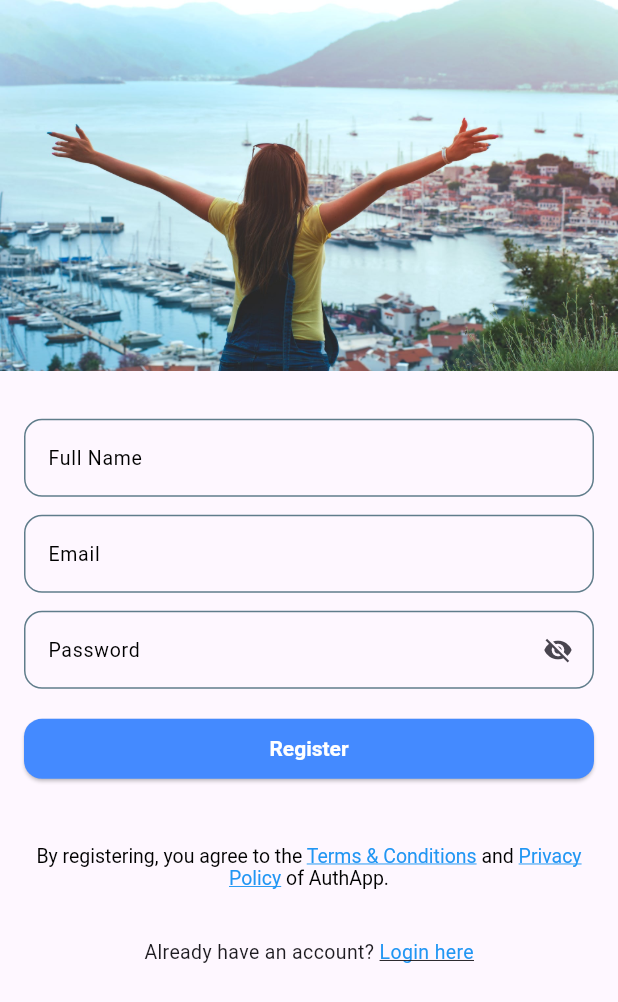
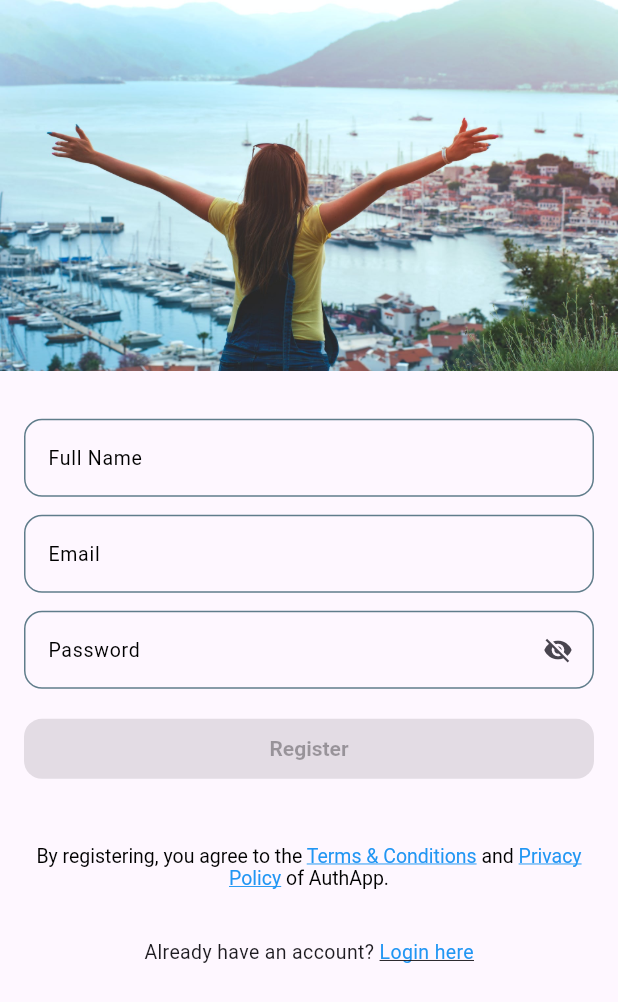
Before and after one commit to AgungKusumma/flutter-auth-ui, a Flutter app: the screen it shows after launch, after a tap on "Register here", on a phone screen of 412 x 824 dp. Shown: the top 1002 px of the screen. Run offline on Flutter 3.47's test engine with Material 3 defaults, Android fonts, the phone set to English and light mode, and no system bars; our stand-ins replace go_router.

Commit message:
feat(auth): add form controllers and dynamic button states to login and register screens

```diff
--- a/lib/presentation/screens/login_screen.dart
+++ b/lib/presentation/screens/login_screen.dart
@@ -12,6 +12,33 @@ class LoginScreen extends StatefulWidget {
 }
 
 class _LoginScreenState extends State<LoginScreen> {
+  final _formKey = GlobalKey<FormState>();
+  final _emailC = TextEditingController();
+  final _passwordC = TextEditingController();
+
+  bool _isFormFilled = false;
+
+  void _checkFormFilled() {
+    setState(() {
+      _isFormFilled = _emailC.text.isNotEmpty && _passwordC.text.isNotEmpty;
+    });
+  }
+
+  @override
+  void initState() {
+    super.initState();
+    _emailC.addListener(_checkFormFilled);
+    _passwordC.addListener(_checkFormFilled);
+    _checkFormFilled();
+  }
+
+  @override
+  void dispose() {
+    _emailC.dispose();
+    _passwordC.dispose();
+    super.dispose();
+  }
+
   @override
   Widget build(BuildContext context) {
     final screenHeight = MediaQuery.of(context).size.height;
@@ -32,24 +59,23 @@ class _LoginScreenState extends State<LoginScreen> {
               Padding(
                 padding: const EdgeInsets.all(16.0),
                 child: Form(
+                  key: _formKey,
                   child: Column(
                     children: [
-                      const CustomTextFormField(
+                      CustomTextFormField(
                         label: 'Email',
                         hint: 'Enter your email here',
+                        controller: _emailC,
                         textInputAction: TextInputAction.next,
                         keyboardType: TextInputType.emailAddress,
                       ),
-                      const SizedBox(
-                        height: 16.0,
-                      ),
-                      const CustomPasswordField(
+                      const SizedBox(height: 16.0),
+                      CustomPasswordField(
                         label: 'Password',
                         hint: 'Enter your password here',
+                        controller: _passwordC,
                       ),
-                      const SizedBox(
-                        height: 8.0,
-                      ),
+                      const SizedBox(height: 8.0),
                       Align(
                         alignment: Alignment.centerRight,
                         child: InkWell(
@@ -60,22 +86,31 @@ class _LoginScreenState extends State<LoginScreen> {
                           ),
                         ),
                       ),
-                      const SizedBox(
-                        height: 8.0,
-                      ),
+                      const SizedBox(height: 8.0),
                       SizedBox(
                         width: double.infinity,
                         child: ElevatedButton(
                           style: ElevatedButton.styleFrom(
                             textStyle:
                                 const TextStyle(fontWeight: FontWeight.bold),
-                            backgroundColor: Colors.blueAccent,
+                            backgroundColor:
+                                _isFormFilled ? Colors.blueAccent : Colors.grey,
                             foregroundColor: Colors.white,
                             shape: RoundedRectangleBorder(
                               borderRadius: BorderRadius.circular(12),
                             ),
                           ),
-                          onPressed: () {},
+                          onPressed: _isFormFilled
+                              ? () {
+                                  if (_formKey.currentState!.validate()) {
+                                    ScaffoldMessenger.of(context).showSnackBar(
+                                      const SnackBar(
+                                        content: Text('Login Tapped'),
+                                      ),
+                                    );
+                                  }
+                                }
+                              : null,
                           child: const Text('Login'),
                         ),
                       ),
@@ -86,8 +121,8 @@ class _LoginScreenState extends State<LoginScreen> {
                         mainAxisAlignment: MainAxisAlignment.center,
                         children: [
                           const Text(
+                            "Doesn't have an account? ",
                             style: TextStyle(fontSize: 13),
-                            "Doesn't have an account? ",
                           ),
                           InkWell(
                             onTap: () {
--- a/lib/presentation/screens/register_screen.dart
+++ b/lib/presentation/screens/register_screen.dart
@@ -12,6 +12,39 @@ class RegisterScreen extends StatefulWidget {
 }
 
 class _RegisterScreenState extends State<RegisterScreen> {
+  final _formKey = GlobalKey<FormState>();
+
+  final _fullNameC = TextEditingController();
+  final _emailC = TextEditingController();
+  final _passwordC = TextEditingController();
+
+  bool _isFormFilled = false;
+
+  void _checkFormFilled() {
+    setState(() {
+      _isFormFilled = _fullNameC.text.isNotEmpty &&
+          _emailC.text.isNotEmpty &&
+          _passwordC.text.isNotEmpty;
+    });
+  }
+
+  @override
+  void initState() {
+    super.initState();
+    _fullNameC.addListener(_checkFormFilled);
+    _emailC.addListener(_checkFormFilled);
+    _passwordC.addListener(_checkFormFilled);
+    _checkFormFilled();
+  }
+
+  @override
+  void dispose() {
+    _fullNameC.dispose();
+    _emailC.dispose();
+    _passwordC.dispose();
+    super.dispose();
+  }
+
   @override
   Widget build(BuildContext context) {
     final screenHeight = MediaQuery.of(context).size.height;
@@ -32,46 +65,55 @@ class _RegisterScreenState extends State<RegisterScreen> {
               Padding(
                 padding: const EdgeInsets.all(16.0),
                 child: Form(
+                  key: _formKey,
                   child: Column(
                     children: [
-                      const CustomTextFormField(
+                      CustomTextFormField(
                         label: 'Full Name',
                         hint: 'Enter your full name here',
+                        controller: _fullNameC,
                         textInputAction: TextInputAction.next,
                         keyboardType: TextInputType.name,
                       ),
-                      const SizedBox(
-                        height: 12.0,
-                      ),
-                      const CustomTextFormField(
+                      const SizedBox(height: 12.0),
+                      CustomTextFormField(
                         label: 'Email',
                         hint: 'Enter your email here',
+                        controller: _emailC,
                         textInputAction: TextInputAction.next,
                         keyboardType: TextInputType.emailAddress,
                       ),
-                      const SizedBox(
-                        height: 12.0,
-                      ),
-                      const CustomPasswordField(
+                      const SizedBox(height: 12.0),
+                      CustomPasswordField(
                         label: 'Password',
                         hint: 'Enter your password here',
+                        controller: _passwordC,
                       ),
-                      const SizedBox(
-                        height: 16.0,
-                      ),
+                      const SizedBox(height: 16.0),
                       SizedBox(
                         width: double.infinity,
                         child: ElevatedButton(
                           style: ElevatedButton.styleFrom(
                             textStyle:
                                 const TextStyle(fontWeight: FontWeight.bold),
-                            backgroundColor: Colors.blueAccent,
+                            backgroundColor:
+                                _isFormFilled ? Colors.blueAccent : Colors.grey,
                             foregroundColor: Colors.white,
                             shape: RoundedRectangleBorder(
                               borderRadius: BorderRadius.circular(12),
                             ),
                           ),
-                          onPressed: () {},
+                          onPressed: _isFormFilled
+                              ? () {
+                                  if (_formKey.currentState!.validate()) {
+                                    ScaffoldMessenger.of(context).showSnackBar(
+                                      const SnackBar(
+                                        content: Text('Register Tapped'),
+                                      ),
+                                    );
+                                  }
+                                }
+                              : null,
                           child: const Text('Register'),
                         ),
                       ),
@@ -84,8 +126,8 @@ class _RegisterScreenState extends State<RegisterScreen> {
                         mainAxisAlignment: MainAxisAlignment.center,
                         children: [
                           const Text(
+                            "Already have an account? ",
                             style: TextStyle(fontSize: 13),
-                            "Already have an account? ",
                           ),
                           InkWell(
                             onTap: () {
--- a/lib/presentation/widgets/custom_password_field.dart
+++ b/lib/presentation/widgets/custom_password_field.dart
@@ -4,11 +4,13 @@ import 'package:flutter/material.dart';
 class CustomPasswordField extends StatefulWidget {
   final String label;
   final String hint;
+  final TextEditingController? controller;
 
   const CustomPasswordField({
     super.key,
     required this.label,
     required this.hint,
+    this.controller,
   });
 
   @override
@@ -24,6 +26,7 @@ class _CustomPasswordFieldState extends State<CustomPasswordField> {
       label: widget.label,
       hint: widget.hint,
       obscureText: _obscure,
+      controller: widget.controller,
       suffixIcon: IconButton(
         iconSize: 20,
         icon: Icon(_obscure ? Icons.visibility_off : Icons.visibility),
--- a/lib/presentation/widgets/custom_text_form_field.dart
+++ b/lib/presentation/widgets/custom_text_form_field.dart
@@ -7,7 +7,7 @@ class CustomTextFormField extends StatelessWidget {
   final TextInputAction textInputAction;
   final bool obscureText;
   final Widget? suffixIcon;
-  final String? Function(String?)? validator;
+  final TextEditingController? controller;
 
   const CustomTextFormField({
     super.key,
@@ -17,15 +17,8 @@ class CustomTextFormField extends StatelessWidget {
     this.textInputAction = TextInputAction.done,
     this.obscureText = false,
     this.suffixIcon,
-    this.validator,
+    this.controller,
   });
-
-  String? _defaultValidator(String? value) {
-    if (value == null || value.isEmpty) {
-      return 'This field is required';
-    }
-    return null;
-  }
 
   @override
   Widget build(BuildContext context) {
@@ -33,7 +26,7 @@ class CustomTextFormField extends StatelessWidget {
       keyboardType: keyboardType,
       textInputAction: textInputAction,
       obscureText: obscureText,
-      validator: validator ?? _defaultValidator,
+      controller: controller,
       style: const TextStyle(fontSize: 13),
       decoration: InputDecoration(
         labelText: label,
```
